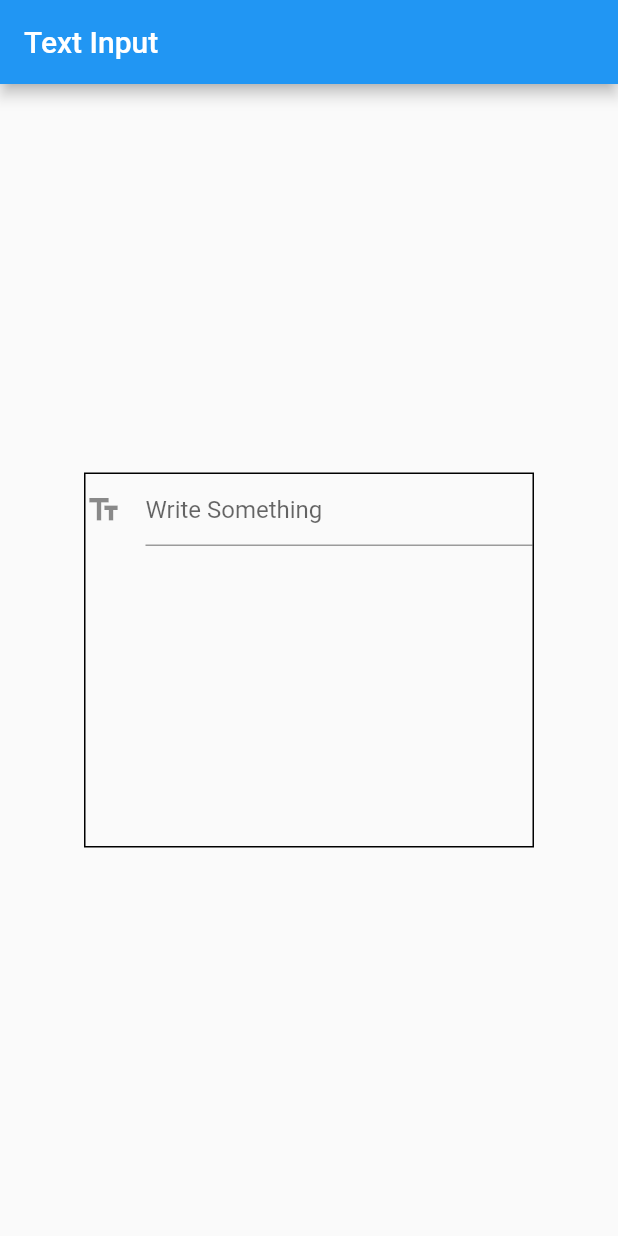
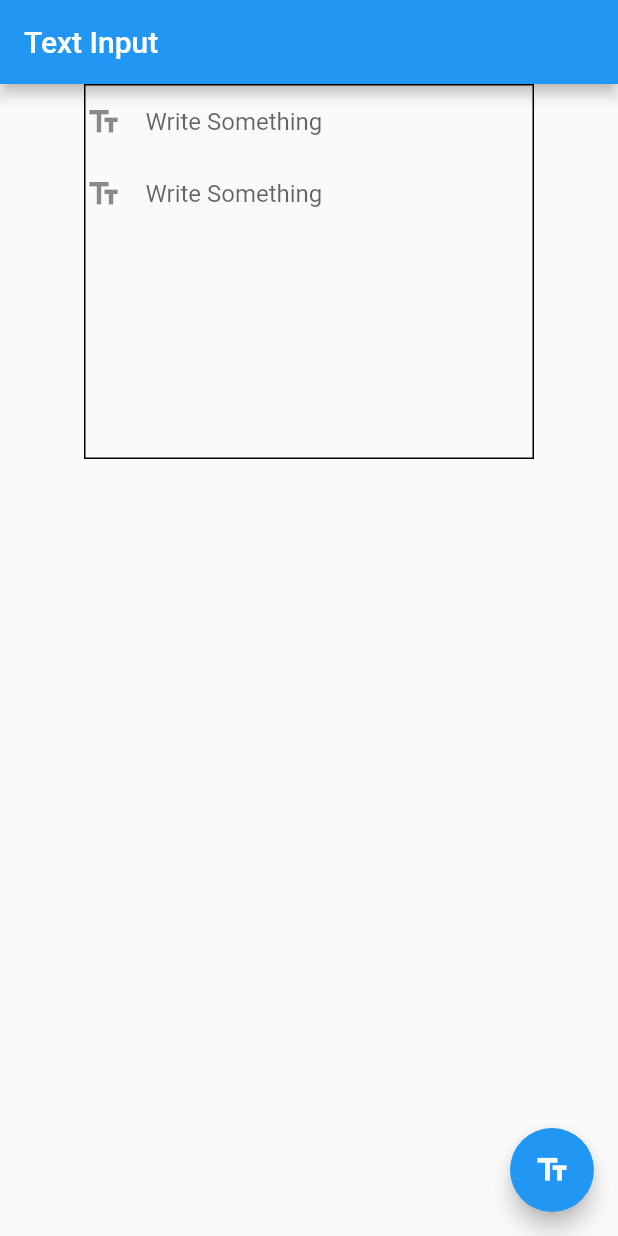
Before and after one commit to johanhartono/flutterlearn, a Flutter app: the screen it shows after launch, on a phone screen of 412 x 824 dp. Run offline on Flutter 3.47's test engine with Material 2 defaults, Android fonts, the phone set to English and light mode, and no system bars; our stand-ins replace url_launcher_web.

Commit message:
update handling user input

```diff
--- a/lib/ChapterList.txt
+++ b/lib/ChapterList.txt
@@ -4,6 +4,7 @@ Handling User Input.
 1. Using TextField.
 2. Handling changes to a TextField.
 3. Pass Retrieved values using Navigator
+Completed on 30 July 2022
 
 User Interface
 1. Applying ThemeData.
--- a/lib/handlinguserinput/handlingchangestextfield.dart
+++ b/lib/handlinguserinput/handlingchangestextfield.dart
@@ -1,29 +1,104 @@
+// ignore_for_file: prefer_const_constructors
+
 import 'package:flutter/material.dart';
+import 'package:belajarflutter/handlinguserinput/passretrievedvunavigator.dart';
+String firstName = '';
+String lastName = '';
 
-class HandlingChangesTF extends StatelessWidget {
+class HandlingChangesTF extends StatefulWidget {
   const HandlingChangesTF({Key? key}) : super(key: key);
+
+  @override
+  State<HandlingChangesTF> createState() => _HandlingChangesTFState();
+}
+
+class _HandlingChangesTFState extends State<HandlingChangesTF> {
+  final myController = TextEditingController();
+  @override
+  void initState() {
+    super.initState();
+    firstName = '';
+    lastName = '';
+    myController.addListener(_printValue);
+  }
+
+  @override
+  void dispose() {
+    myController.removeListener(_printValue);
+    myController.dispose();
+    super.dispose();
+  }
+
+  _printValue() {
+    setState(() {
+      lastName = myController.text;
+    });
+    // ignore: avoid_print
+    print('Last text $lastName');
+  }
 
   @override
   Widget build(BuildContext context) {
     return Scaffold(
-      appBar: AppBar(title:const Text('Text Input')),
+      floatingActionButton: FloatingActionButton(
+        onPressed:() => Navigator.push(
+          context,
+          MaterialPageRoute(
+          builder: (BuildContext context) =>
+            PasValue(firstName: firstName, lastName: lastName),
+            )
+          ),
+          child: Icon(Icons.text_fields),
+          ),
+        appBar: AppBar(title: const Text('Text Input')),
         body: Center(
-        child: Container(
+            child: Column(
+          children: [
+            Container(
               width: 300.0,
               height: 250.0,
               decoration: BoxDecoration(
                   border: Border.all(
                 width: 1.0,
-            )
-          ),
-          child: const TextField(
+              )),
+              child: Column(
+                children: [
+                  TextField(
                     decoration: InputDecoration(
-             // border: InputBorder.none,
+                      border: InputBorder.none,
                       hintText: 'Write Something',
                       icon: Icon(Icons.text_fields),
                     ),
+                    onChanged: (text) {
+                      setState(() {
+                        firstName = text;
+                      });
+                      // ignore: avoid_print
+                      print('First text $text');
+                    },
                   ),
-        ),)
-    );
+                  TextField(
+                    decoration: InputDecoration(
+                      border: InputBorder.none,
+                      hintText: 'Write Something',
+                      icon: Icon(Icons.text_fields),
+                    ),
+                    controller: myController,
+                  ),
+                ],
+              ),
+            ),
+            Row(
+              mainAxisAlignment: MainAxisAlignment.center,
+              children: [
+                            // ignore: unnecessary_string_interpolations
+                            Text('$firstName'),
+                                      // ignore: unnecessary_string_interpolations
+                                      Text('$lastName'),
+            ],),
+            // ignore: unnecessary_string_interpolations
+
+          ],
+        )));
   }
 }
```
Also changed, not shown: lib/handlinguserinput/passretrievedvunavigator.dart (added, +27 -0 lines), 1 other file. Lines whose indentation alone changed are shown as unchanged.
